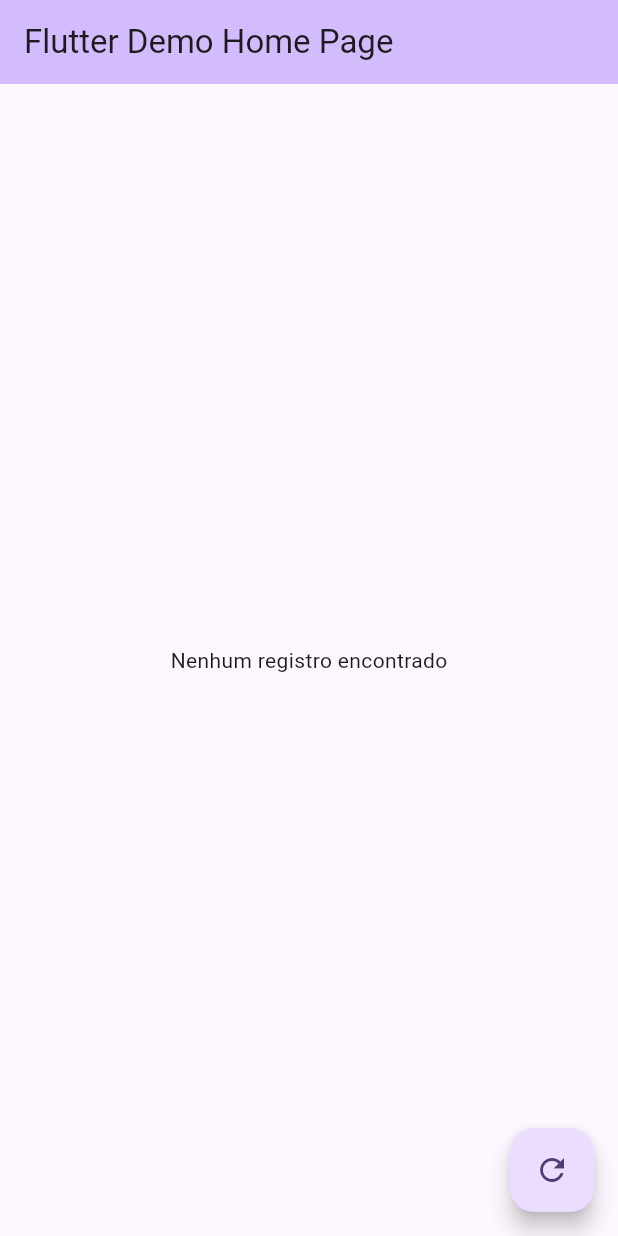
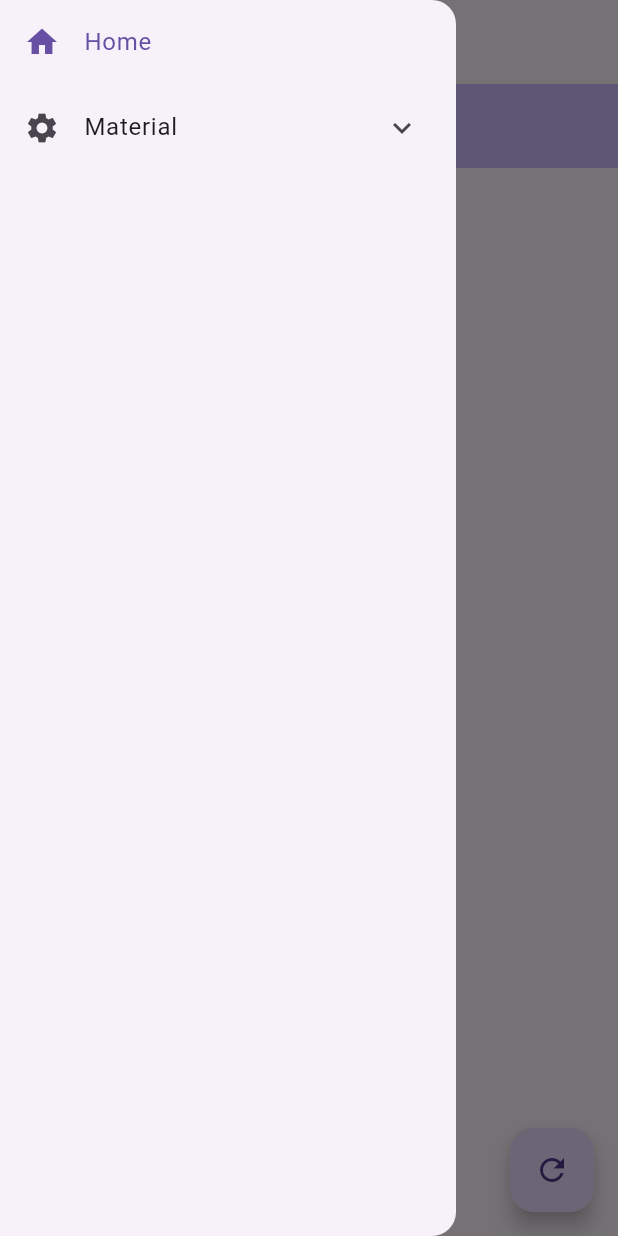
Before and after one commit to TempestTH/Sistema-de_Gerenciamento_Empresarial-Flutter., a Flutter app: the screen it shows after launch, with the side drawer open (before the commit the screen has no drawer), on a phone screen of 412 x 824 dp. Run offline on Flutter 3.47's test engine with Material 3 defaults, Android fonts, the phone set to English and light mode, and no system bars; our stand-ins replace supabase_flutter; accounts and stored records are empty.

Commit message:
Novo menu Lateral

```diff
--- /dev/null
+++ b/lib/Control/app_controller.dart
@@ -0,0 +1,41 @@
+import 'package:flutter/cupertino.dart';
+
+class AppController extends ChangeNotifier {
+  static AppController instance = AppController();
+
+  bool Notificacao = false;
+  bool Lembrete = false;
+  bool atvdExt = false;
+  bool JanelasFlutuantes = false;
+  bool TelaBloqueio = false;
+  bool teste = false;
+  changeNotificacao() {
+    Notificacao = !Notificacao;
+    notifyListeners();
+  }
+
+  changeLembrete() {
+    Lembrete = !Lembrete;
+    notifyListeners();
+  }
+
+  changeatvdExt() {
+    atvdExt = !atvdExt;
+    notifyListeners();
+  }
+
+  changeJanelasFlutuantes() {
+    JanelasFlutuantes = !JanelasFlutuantes;
+    notifyListeners();
+  }
+
+  changeTelaBloqueio() {
+    TelaBloqueio = !TelaBloqueio;
+    notifyListeners();
+  }
+
+  changeTheme() {
+    teste = !teste;
+    notifyListeners();
+  }
+}
--- /dev/null
+++ b/lib/Control/main.dart
@@ -0,0 +1,13 @@
+import 'package:flutter/material.dart';
+import 'package:projeto_elifone/Control/my_app.dart';
+import 'package:supabase_flutter/supabase_flutter.dart';
+
+void main() async {
+  WidgetsFlutterBinding.ensureInitialized();
+
+  await Supabase.initialize(
+    url: 'https://rfqbxnigjmxfjinhlqbh.supabase.co',
+    anonKey: 'sb_publishable_Bk_XyPzUNyef3Qm1ye7p0A_aYpBsuCZ',
+  );
+  runApp(MyApp());
+}
--- /dev/null
+++ b/lib/Control/my_app.dart
@@ -0,0 +1,28 @@
+import 'package:flutter/material.dart';
+import 'package:projeto_elifone/Control/app_controller.dart';
+import 'package:projeto_elifone/pages/HomePage.dart';
+import 'package:flutter_localizations/flutter_localizations.dart';
+import 'package:projeto_elifone/pages/menuRodape.dart';
+
+class MyApp extends StatelessWidget {
+  @override
+  Widget build(BuildContext context) {
+    return AnimatedBuilder(
+      animation: AppController.instance,
+      builder: (context, child) {
+        return MaterialApp(
+          debugShowCheckedModeBanner: false,
+          initialRoute: 'rodape',
+          routes: {
+            'HomePage': (context) => MyHomePage(title: 'Elifone: HomePage',),
+            'rodape': (context) => MenuRodape()
+          },
+          localizationsDelegates: [
+            GlobalWidgetsLocalizations.delegate,
+            GlobalMaterialLocalizations.delegate,
+          ],
+        );
+      },
+    );
+  }
+}
--- a/lib/main.dart
+++ b/lib/pages/HomePage.dart
@@ -1,48 +1,5 @@
 import 'package:flutter/material.dart';
 import 'package:projeto_elifone/services/supabase_material_service.dart';
-import 'package:supabase_flutter/supabase_flutter.dart';
-
-void main() async {
-  WidgetsFlutterBinding.ensureInitialized();
-
-  await Supabase.initialize(
-    url: 'https://rfqbxnigjmxfjinhlqbh.supabase.co',
-    anonKey: 'sb_publishable_Bk_XyPzUNyef3Qm1ye7p0A_aYpBsuCZ',
-  );
-  runApp(const MyApp());
-}
-
-class MyApp extends StatelessWidget {
-
-  const MyApp({super.key});
-
-  // This widget is the root of your application.
-  @override
-  Widget build(BuildContext context) {
-    return MaterialApp(
-      title: 'Flutter Demo',
-      theme: ThemeData(
-        // This is the theme of your application.
-        //
-        // TRY THIS: Try running your application with "flutter run". You'll see
-        // the application has a purple toolbar. Then, without quitting the app,
-        // try changing the seedColor in the colorScheme below to Colors.green
-        // and then invoke "hot reload" (save your changes or press the "hot
-        // reload" button in a Flutter-supported IDE, or press "r" if you used
-        // the command line to start the app).
-        //
-        // Notice that the counter didn't reset back to zero; the application
-        // state is not lost during the reload. To reset the state, use hot
-        // restart instead.
-        //
-        // This works for code too, not just values: Most code changes can be
-        // tested with just a hot reload.
-        colorScheme: .fromSeed(seedColor: Colors.deepPurple),
-      ),
-      home: const MyHomePage(title: 'Flutter Demo Home Page'),
-    );
-  }
-}
 
 class MyHomePage extends StatefulWidget {
   const MyHomePage({super.key, required this.title});
--- /dev/null
+++ b/lib/pages/menuRodape.dart
@@ -0,0 +1,122 @@
+import 'package:flutter/material.dart';
+import 'package:projeto_elifone/pages/HomePage.dart';
+
+class MenuRodape extends StatefulWidget {
+  const MenuRodape({super.key});
+
+  @override
+  State<MenuRodape> createState() => _MenuRodapeState();
+}
+
+class _MenuRodapeState extends State<MenuRodape> {
+  int _op = 0;
+  bool _expandMaterial = false;
+
+  final List<Widget> pages = const [
+    MyHomePage(title: "Home"),
+    Center(child: Text('Entrada Material')),
+    Center(child: Text('Saida Material')),
+    Center(child: Text('Adicionar Material')),
+  ];
+
+  @override
+  Widget build(BuildContext context) {
+    final bool isMobile = MediaQuery.of(context).size.width < 800;
+
+    return Scaffold(
+      appBar: AppBar(title: const Text('Elifone')),
+
+      // Drawer no mobile
+      drawer: isMobile ? Drawer(child: _menuContent(isDrawer: true)) : null,
+
+      body: Row(
+        children: [
+          // Sidebar fixa no desktop
+          if (!isMobile)
+            Container(
+              width: 260,
+              color: Colors.grey.shade100,
+              child: _menuContent(isDrawer: false),
+            ),
+
+          Expanded(
+            child: IndexedStack(
+              index: _op,
+              children: pages,
+            ),
+          ),
+        ],
+      ),
+    );
+  }
+
+  // =====================================================
+  // CONTEÚDO DO MENU (usado no Drawer e na Sidebar)
+  // =====================================================
+  Widget _menuContent({required bool isDrawer}) {
+    return ListView(
+      children: [
+        if (!isDrawer)
+          const Padding(
+            padding: EdgeInsets.all(16),
+            child: Text(
+              'Menu',
+              style: TextStyle(fontSize: 22, fontWeight: FontWeight.bold),
+            ),
+          ),
+
+        _menuItem(Icons.home, 'Home', 0, isDrawer),
+        _submenuMaterial(isDrawer, "Material"),
+
+        // 🔽 SUBMENU
+
+      ],
+    );
+  }
+
+  Widget _menuItem(
+    IconData icon,
+    String title,
+    int index,
+    bool isDrawer,
+  ) {
+    return ListTile(
+      leading: Icon(icon),
+      title: Text(title),
+      selected: _op == index,
+      onTap: () {
+        setState(() => _op = index);
+        if (isDrawer) Navigator.pop(context);
+      },
+    );
+  }
+
+  Widget _submenuMaterial(bool isDrawer, String text) {
+    return ExpansionTile(
+      leading: const Icon(Icons.settings),
+      title: Text(text),
+      initiallyExpanded: _expandMaterial,
+      onExpansionChanged: (value) {
+        setState(() => _expandMaterial = value);
+      },
+      children: [
+        _submenuItem('Entrada', 1, isDrawer, Icons.input),
+        _submenuItem('Saida', 2, isDrawer, Icons.output),
+        _submenuItem('Adicionar', 3, isDrawer, Icons.add),
+      ],
+    );
+  }
+
+  Widget _submenuItem(String title, int index, bool isDrawer, IconData icon) {
+    return ListTile(
+      leading: Icon(icon),
+      contentPadding: const EdgeInsets.only(left: 72),
+      title: Text(title),
+      selected: _op == index,
+      onTap: () {
+        setState(() => _op = index);
+        if (isDrawer) Navigator.pop(context);
+      },
+    );
+  }
+}
--- a/pubspec.yaml
+++ b/pubspec.yaml
@@ -35,6 +35,8 @@ dependencies:
   # Use with the CupertinoIcons class for iOS style icons.
   cupertino_icons: ^1.0.8
   supabase_flutter: ^2.12.0
+  flutter_localizations:
+    sdk: flutter
 
 dev_dependencies:
   flutter_test:
```
Also changed, not shown: pubspec.lock, 1 other file.
